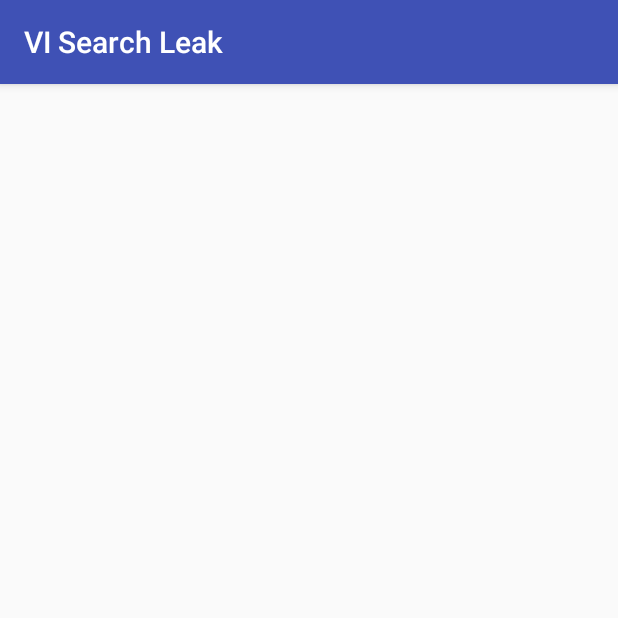
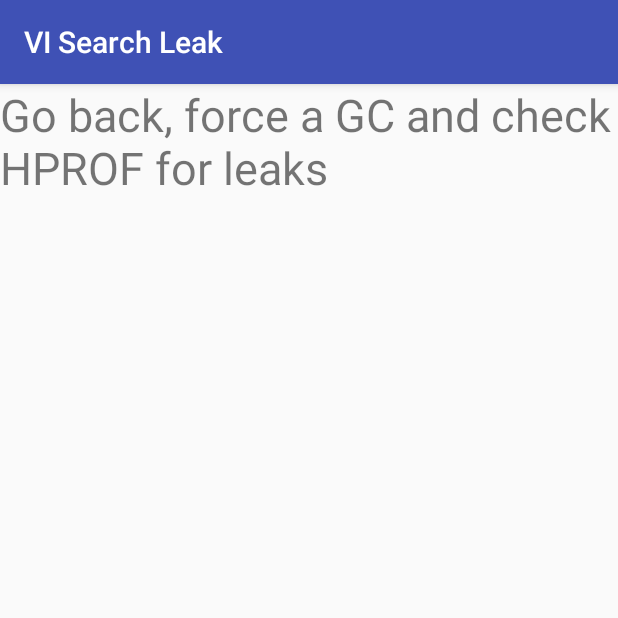
Before and after one commit to hussainahmad/VISearchLeak, an Android app: the ViSearchActivity screen opened directly, with no data from a screen before it, on a phone screen of 412 x 824 dp, the top half of it. Run offline under Robolectric (Android 15) with nearby library versions, the phone set to English and light mode, and no system bars; libraries missing offline, so code that uses them is left out: com.visenze.visearch; 12 statements that could not run were skipped.

Commit message:
changes Done

```diff
--- a/app/src/main/java/com/truetech/visearchleak/ViSearchActivity.java
+++ b/app/src/main/java/com/truetech/visearchleak/ViSearchActivity.java
@@ -24,7 +24,7 @@ public class ViSearchActivity extends AppCompatActivity {
         super.onCreate(savedInstanceState);
         setContentView(R.layout.activity_vi_search);
         mViSearch = new ViSearch
-                .Builder("myKey......").build(this);
+                .Builder("your Key......").build(this);
         viSearchResultListener = new ViSearch.ResultListener() {
             @Override
             public void onSearchResult(ResultList resultList) {
@@ -44,7 +44,7 @@ public class ViSearchActivity extends AppCompatActivity {
         };
         mViSearch.setListener(viSearchResultListener);
 
-        fetchSuggestedItems("358536");
+        fetchSuggestedItems("your ID");
     }
 
     private void fetchSuggestedItems(String id) {
--- a/app/src/main/res/layout/activity_vi_search.xml
+++ b/app/src/main/res/layout/activity_vi_search.xml
@@ -5,5 +5,9 @@
     android:layout_width="match_parent"
     android:layout_height="match_parent"
     tools:context=".ViSearchActivity">
-
+<TextView
+    android:layout_width="wrap_content"
+    android:layout_height="wrap_content"
+    android:text="@string/instruction_check_for_leaks"
+    android:textSize="30sp"/>
 </android.support.constraint.ConstraintLayout>
--- a/app/src/main/res/values/strings.xml
+++ b/app/src/main/res/values/strings.xml
@@ -1,4 +1,5 @@
 <resources>
     <string name="app_name">VI Search Leak</string>
     <string name="go_to_next_to_check_leak">Go to next to Check Leak :)</string>
+    <string name="instruction_check_for_leaks">Go back, force a GC and check HPROF for leaks</string>
 </resources>
```
